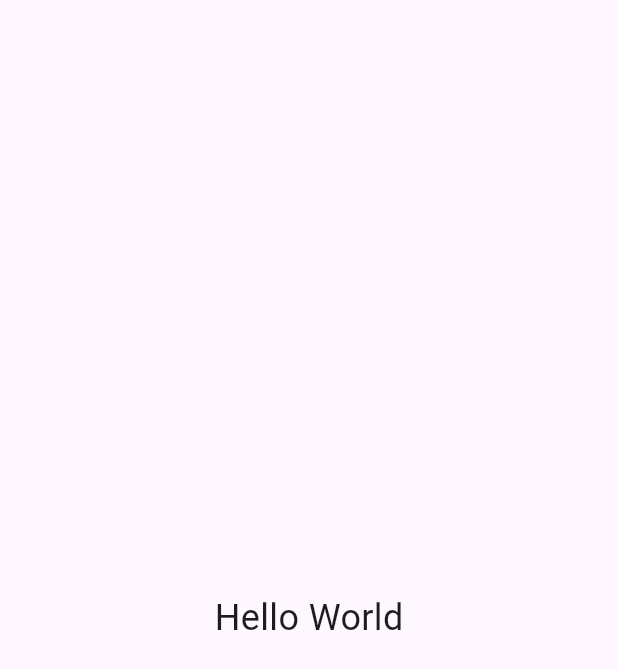
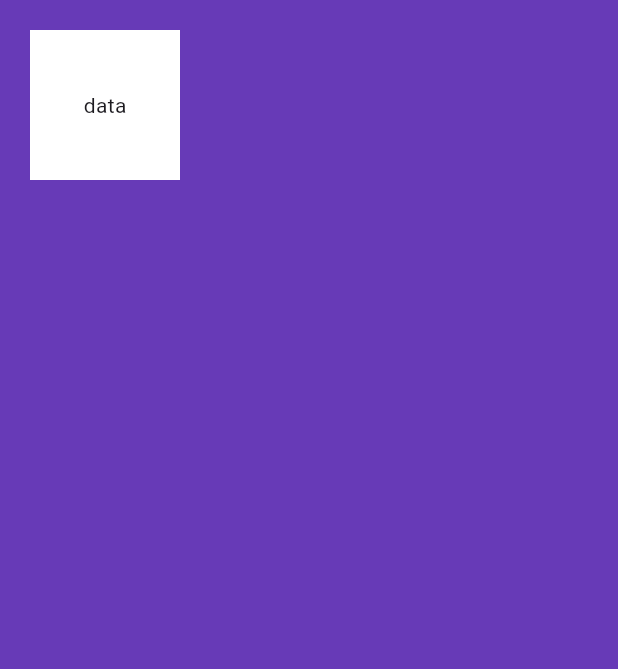
Before and after one commit to Christo790/flutter, a Flutter app: the screen it shows after launch, on a phone screen of 412 x 824 dp. Shown: the top 669 px of the screen. Run offline on Flutter 3.47's test engine with Material 3 defaults, Android fonts, the phone set to English and light mode, and no system bars.

Commit message:
card app

```diff
--- a/lib/main.dart
+++ b/lib/main.dart
@@ -1,13 +1,27 @@
 import 'package:flutter/material.dart';
 
 void main() {
-  runApp(
-    MaterialApp(
+  runApp(MyApp());
+}
+
+class MyApp extends StatelessWidget {
+  const MyApp({super.key});
+
+  @override
+  Widget build(BuildContext context) {
+    return MaterialApp(
       home: Scaffold(
-        body: Center(
-          child: Text('Hello World', style: TextStyle(fontSize: 24)),
+        backgroundColor: Colors.deepPurple,
+        body: SafeArea(
+          child: Container(
+            margin: EdgeInsets.all(20),
+            height: 100,
+            width: 100,
+            color: Colors.white,
+            child: Center(child: Text('data')),
+          ),
         ),
       ),
-    ),
-  );
+    );
+  }
 }
```
